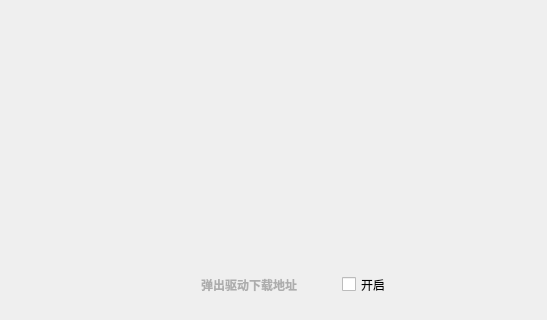
This is EasyPointer/DialogDeviceSet.ui in wlffeng2008/EasyPointer as Qt 5 draws it before an edit; both pictures show x 253 to 800 and y 280 to 600 of the 800 by 600 pixel window. The edited form follows.
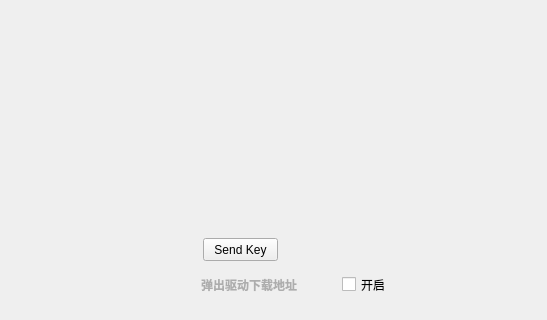
This is the edited form. Icons and pictures are not drawn.

```diff
--- a/EasyPointer/DialogDeviceSet.ui
+++ b/EasyPointer/DialogDeviceSet.ui
@@ -416,6 +416,19 @@
     </item>
    </layout>
   </widget>
+  <widget class="QPushButton" name="pushButtonSendKey">
+   <property name="geometry">
+    <rect>
+     <x>456</x>
+     <y>518</y>
+     <width>75</width>
+     <height>23</height>
+    </rect>
+   </property>
+   <property name="text">
+    <string>Send Key</string>
+   </property>
+  </widget>
  </widget>
  <resources>
   <include location="res.qrc"/>
```
